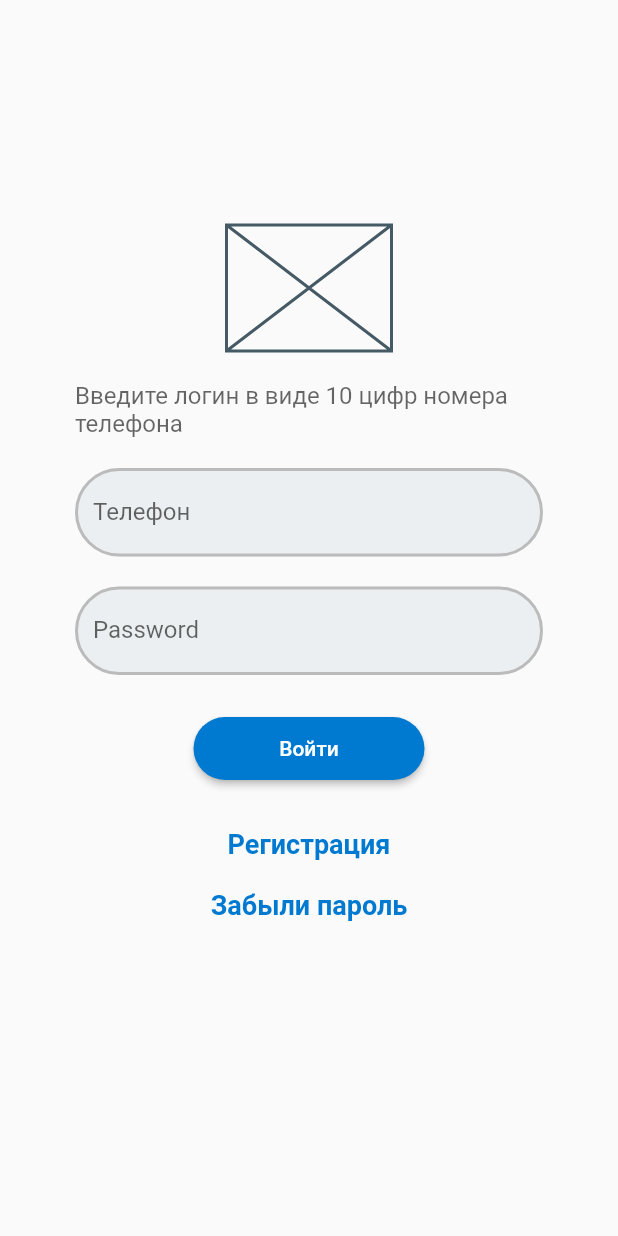
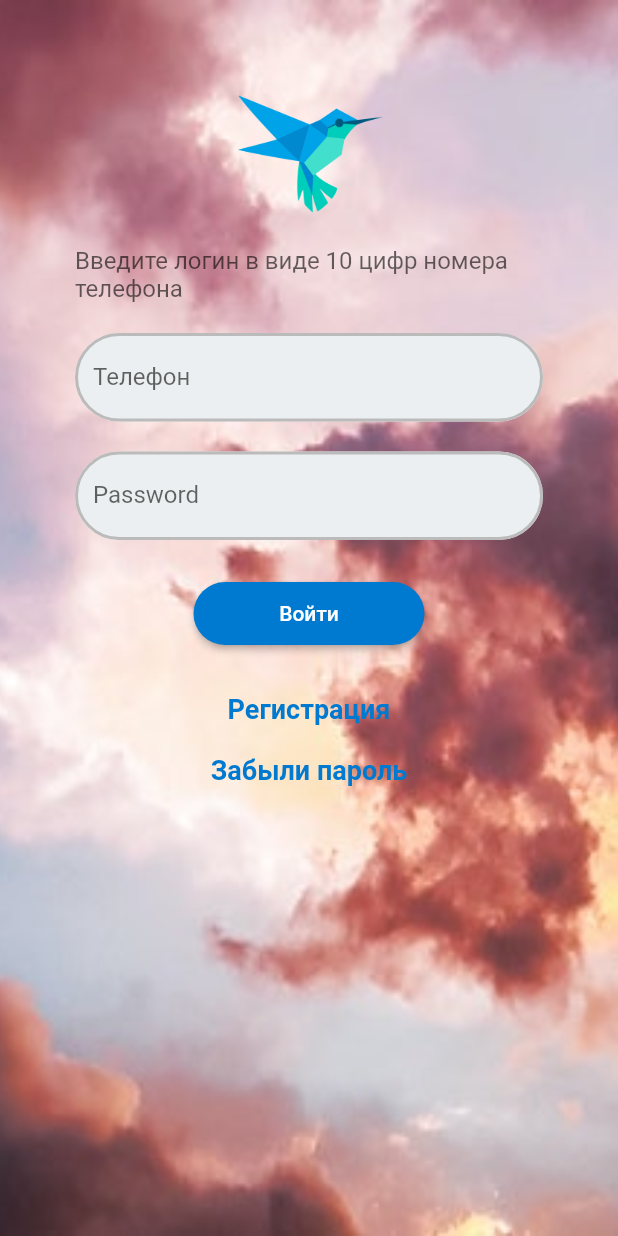
Before and after one commit to Mikhail-Martemyanov/auth_page, a Flutter app: the screen it shows after launch, on a phone screen of 412 x 824 dp. Run offline on Flutter 3.47's test engine with Material 2 defaults, Android fonts, the phone set to English and light mode, and no system bars.

Commit message:
Добавлены изображения на форме и фон

```diff
--- a/lib/asd.dart
+++ b/lib/asd.dart
@@ -23,12 +23,19 @@ class MyApp extends StatelessWidget {
     return MaterialApp(
       home: Scaffold(
         body: Container(
+            decoration: const BoxDecoration(
+              image: DecorationImage(
+                image: AssetImage("assets/bg1.jpg"),
+                fit: BoxFit.cover,
+              ),
+            ),
             width: double.infinity,
+            height: double.infinity,
             padding: EdgeInsets.symmetric(horizontal: 50),
             child: SingleChildScrollView(
               child: Column(children: [
-                SizedBox(height: 150,),
-                SizedBox(width: 110, height: 84, child: Placeholder(),),
+                SizedBox(height: 60,),
+                const SizedBox(width: 110, height: 84, child: Image(image: AssetImage('assets/dart-logo.png')),),
                 SizedBox(height: 20,),
                 Text('Введите логин в виде 10 цифр номера телефона',
                   style: TextStyle(fontSize: 16, color: Color.fromRGBO(0, 0, 0, 0.6)),),
--- a/pubspec.yaml
+++ b/pubspec.yaml
@@ -57,6 +57,10 @@ flutter:
   # the material Icons class.
   uses-material-design: true
 
+  assets:
+    - assets/dart-logo.png
+    - assets/bg1.jpg
+
   # To add assets to your application, add an assets section, like this:
   # assets:
   #   - images/a_dot_burr.jpeg
```
Also changed, not shown: assets/bg1.jpg (added), assets/dart-logo.png (added), 1 other file.
